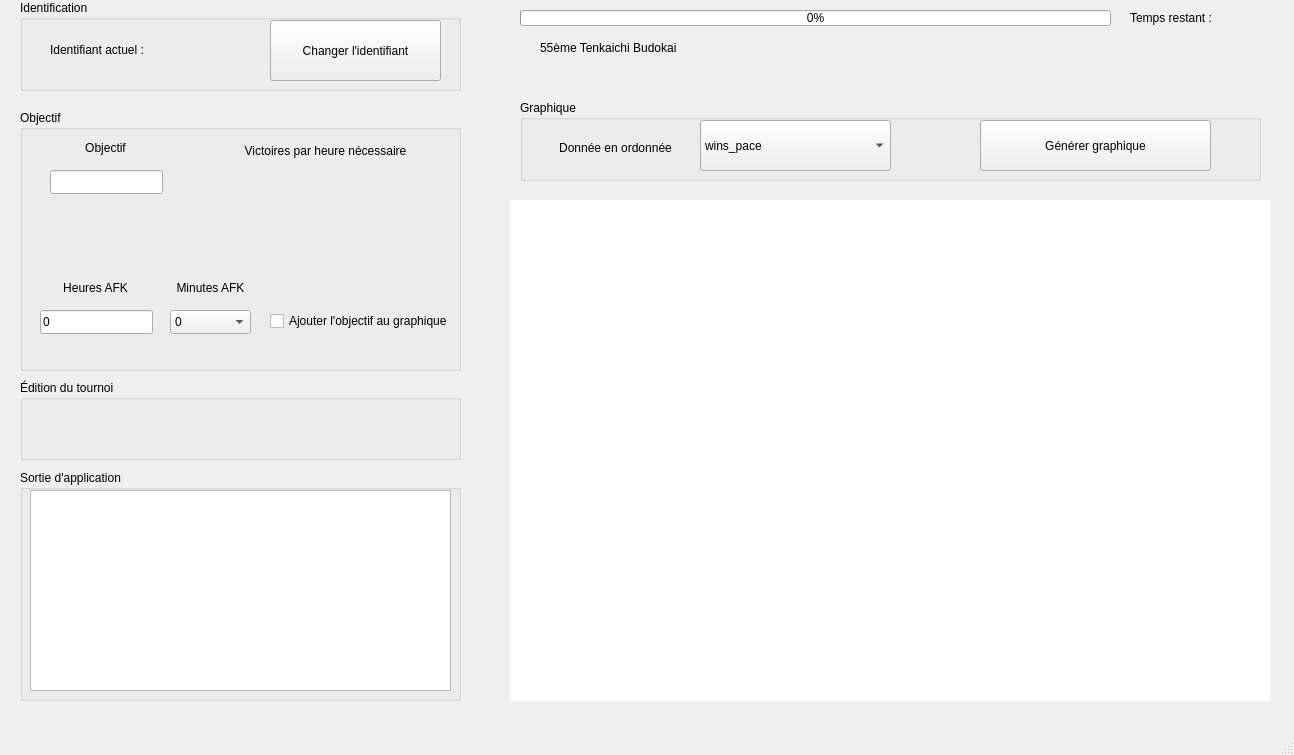
Before: the Qt Designer form mainwindow.ui in darkruss48/Polar, drawn with Qt 5.
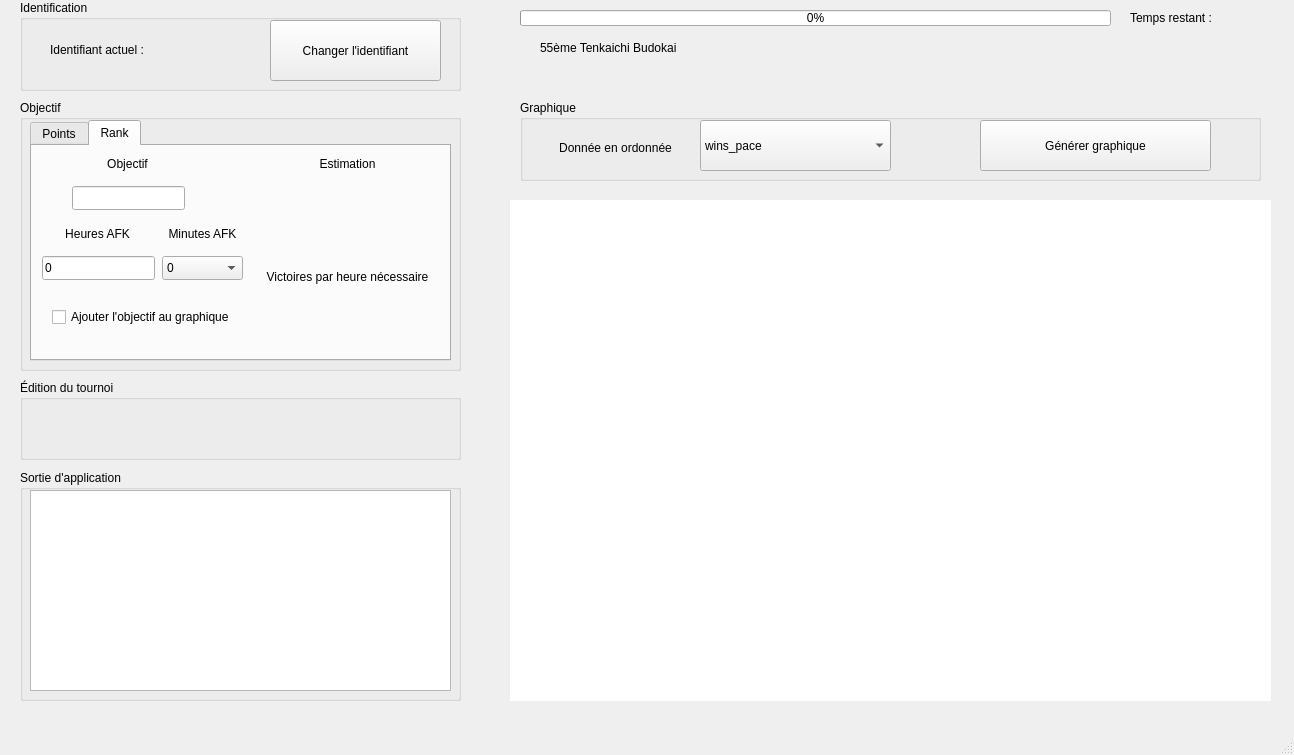
After: the same form once the commit is applied. The open tabs and pages were chosen to show the change.

Commit message: v1.4.0 ; added rank estimation on main page ; added LICENSE & update README

The edit to the form file:
```diff
--- a/mainwindow.ui
+++ b/mainwindow.ui
@@ -43,9 +43,9 @@
     <property name="geometry">
      <rect>
       <x>20</x>
-      <y>110</y>
+      <y>100</y>
       <width>441</width>
-      <height>261</height>
+      <height>271</height>
      </rect>
     </property>
     <property name="autoFillBackground">
@@ -54,170 +54,371 @@
     <property name="title">
      <string>Objectif</string>
     </property>
-    <widget class="QLabel" name="label_4">
+    <widget class="QTabWidget" name="tabWidget">
      <property name="geometry">
       <rect>
-       <x>40</x>
-       <y>170</y>
-       <width>71</width>
-       <height>16</height>
+       <x>10</x>
+       <y>20</y>
+       <width>421</width>
+       <height>241</height>
       </rect>
      </property>
-     <property name="text">
-      <string>Heures AFK</string>
+     <property name="currentIndex">
+      <number>0</number>
      </property>
-     <property name="alignment">
-      <set>Qt::AlignmentFlag::AlignCenter</set>
-     </property>
-    </widget>
-    <widget class="QLabel" name="label_5">
-     <property name="geometry">
-      <rect>
-       <x>50</x>
-       <y>30</y>
-       <width>71</width>
-       <height>16</height>
-      </rect>
-     </property>
-     <property name="text">
-      <string>Objectif</string>
-     </property>
-     <property name="alignment">
-      <set>Qt::AlignmentFlag::AlignCenter</set>
-     </property>
-    </widget>
-    <widget class="QLineEdit" name="lineEdit_goal">
-     <property name="geometry">
-      <rect>
-       <x>30</x>
-       <y>60</y>
-       <width>113</width>
-       <height>24</height>
-      </rect>
-     </property>
-     <property name="frame">
-      <bool>true</bool>
-     </property>
-    </widget>
-    <widget class="QLineEdit" name="lineEdit_afk">
-     <property name="geometry">
-      <rect>
-       <x>20</x>
-       <y>200</y>
-       <width>113</width>
-       <height>24</height>
-      </rect>
-     </property>
-     <property name="text">
-      <string notr="true">0</string>
-     </property>
-    </widget>
-    <widget class="QLabel" name="label_afk_minutes">
-     <property name="geometry">
-      <rect>
-       <x>150</x>
-       <y>170</y>
-       <width>81</width>
-       <height>16</height>
-      </rect>
-     </property>
-     <property name="text">
-      <string>Minutes AFK</string>
-     </property>
-     <property name="alignment">
-      <set>Qt::AlignmentFlag::AlignCenter</set>
-     </property>
-    </widget>
-    <widget class="QComboBox" name="combo_afk_minutes">
-     <property name="geometry">
-      <rect>
-       <x>150</x>
-       <y>200</y>
-       <width>81</width>
-       <height>24</height>
-      </rect>
-     </property>
-     <item>
-      <property name="text">
-       <string>0</string>
-      </property>
-     </item>
-     <item>
-      <property name="text">
-       <string>15</string>
-      </property>
-     </item>
-     <item>
-      <property name="text">
-       <string>30</string>
-      </property>
-     </item>
-     <item>
-      <property name="text">
-       <string>45</string>
-      </property>
-     </item>
-    </widget>
-    <widget class="QCheckBox" name="checkBox">
-     <property name="enabled">
-      <bool>true</bool>
-     </property>
-     <property name="geometry">
-      <rect>
-       <x>250</x>
-       <y>200</y>
-       <width>191</width>
-       <height>22</height>
-      </rect>
-     </property>
-     <property name="text">
-      <string>Ajouter l'objectif au graphique</string>
-     </property>
-    </widget>
-    <widget class="QLabel" name="label_6">
-     <property name="geometry">
-      <rect>
-       <x>220</x>
-       <y>30</y>
-       <width>171</width>
-       <height>21</height>
-      </rect>
-     </property>
-     <property name="text">
-      <string>Victoires par heure nécessaire</string>
-     </property>
-     <property name="alignment">
-      <set>Qt::AlignmentFlag::AlignCenter</set>
-     </property>
-    </widget>
-    <widget class="QLabel" name="label_win_pace">
-     <property name="geometry">
-      <rect>
-       <x>250</x>
-       <y>60</y>
-       <width>111</width>
-       <height>61</height>
-      </rect>
-     </property>
-     <property name="text">
-      <string/>
-     </property>
-    </widget>
-    <widget class="QLabel" name="label_7">
-     <property name="geometry">
-      <rect>
-       <x>220</x>
-       <y>120</y>
-       <width>171</width>
-       <height>61</height>
-      </rect>
-     </property>
-     <property name="text">
-      <string/>
-     </property>
-     <property name="alignment">
-      <set>Qt::AlignmentFlag::AlignCenter</set>
-     </property>
+     <widget class="QWidget" name="tab">
+      <attribute name="title">
+       <string>Points</string>
+      </attribute>
+      <widget class="QComboBox" name="combo_afk_minutes">
+       <property name="geometry">
+        <rect>
+         <x>140</x>
+         <y>180</y>
+         <width>81</width>
+         <height>24</height>
+        </rect>
+       </property>
+       <item>
+        <property name="text">
+         <string>0</string>
+        </property>
+       </item>
+       <item>
+        <property name="text">
+         <string>15</string>
+        </property>
+       </item>
+       <item>
+        <property name="text">
+         <string>30</string>
+        </property>
+       </item>
+       <item>
+        <property name="text">
+         <string>45</string>
+        </property>
+       </item>
+      </widget>
+      <widget class="QLabel" name="label_win_pace">
+       <property name="geometry">
+        <rect>
+         <x>240</x>
+         <y>40</y>
+         <width>111</width>
+         <height>61</height>
+        </rect>
+       </property>
+       <property name="text">
+        <string/>
+       </property>
+      </widget>
+      <widget class="QLabel" name="label_6">
+       <property name="geometry">
+        <rect>
+         <x>210</x>
+         <y>10</y>
+         <width>171</width>
+         <height>21</height>
+        </rect>
+       </property>
+       <property name="text">
+        <string>Victoires par heure nécessaire</string>
+       </property>
+       <property name="alignment">
+        <set>Qt::AlignmentFlag::AlignCenter</set>
+       </property>
+      </widget>
+      <widget class="QCheckBox" name="checkBox">
+       <property name="enabled">
+        <bool>true</bool>
+       </property>
+       <property name="geometry">
+        <rect>
+         <x>230</x>
+         <y>180</y>
+         <width>191</width>
+         <height>22</height>
+        </rect>
+       </property>
+       <property name="text">
+        <string>Ajouter l'objectif au graphique</string>
+       </property>
+      </widget>
+      <widget class="QLineEdit" name="lineEdit_afk">
+       <property name="geometry">
+        <rect>
+         <x>10</x>
+         <y>180</y>
+         <width>113</width>
+         <height>24</height>
+        </rect>
+       </property>
+       <property name="text">
+        <string notr="true">0</string>
+       </property>
+      </widget>
+      <widget class="QLabel" name="label_5">
+       <property name="geometry">
+        <rect>
+         <x>40</x>
+         <y>10</y>
+         <width>71</width>
+         <height>16</height>
+        </rect>
+       </property>
+       <property name="text">
+        <string>Objectif</string>
+       </property>
+       <property name="alignment">
+        <set>Qt::AlignmentFlag::AlignCenter</set>
+       </property>
+      </widget>
+      <widget class="QLabel" name="label_7">
+       <property name="geometry">
+        <rect>
+         <x>210</x>
+         <y>110</y>
+         <width>171</width>
+         <height>61</height>
+        </rect>
+       </property>
+       <property name="text">
+        <string/>
+       </property>
+       <property name="alignment">
+        <set>Qt::AlignmentFlag::AlignCenter</set>
+       </property>
+      </widget>
+      <widget class="QLabel" name="label_4">
+       <property name="geometry">
+        <rect>
+         <x>30</x>
+         <y>150</y>
+         <width>71</width>
+         <height>16</height>
+        </rect>
+       </property>
+       <property name="text">
+        <string>Heures AFK</string>
+       </property>
+       <property name="alignment">
+        <set>Qt::AlignmentFlag::AlignCenter</set>
+       </property>
+      </widget>
+      <widget class="QLineEdit" name="lineEdit_goal">
+       <property name="geometry">
+        <rect>
+         <x>20</x>
+         <y>40</y>
+         <width>113</width>
+         <height>24</height>
+        </rect>
+       </property>
+       <property name="frame">
+        <bool>true</bool>
+       </property>
+      </widget>
+      <widget class="QLabel" name="label_afk_minutes">
+       <property name="geometry">
+        <rect>
+         <x>140</x>
+         <y>150</y>
+         <width>81</width>
+         <height>16</height>
+        </rect>
+       </property>
+       <property name="text">
+        <string>Minutes AFK</string>
+       </property>
+       <property name="alignment">
+        <set>Qt::AlignmentFlag::AlignCenter</set>
+       </property>
+      </widget>
+     </widget>
+     <widget class="QWidget" name="tab_2">
+      <attribute name="title">
+       <string>Rank</string>
+      </attribute>
+      <widget class="QLineEdit" name="lineEdit_afk_2">
+       <property name="geometry">
+        <rect>
+         <x>10</x>
+         <y>110</y>
+         <width>113</width>
+         <height>24</height>
+        </rect>
+       </property>
+       <property name="text">
+        <string notr="true">0</string>
+       </property>
+      </widget>
+      <widget class="QLabel" name="label_afk_minutes_2">
+       <property name="geometry">
+        <rect>
+         <x>130</x>
+         <y>80</y>
+         <width>81</width>
+         <height>16</height>
+        </rect>
+       </property>
+       <property name="text">
+        <string>Minutes AFK</string>
+       </property>
+       <property name="alignment">
+        <set>Qt::AlignmentFlag::AlignCenter</set>
+       </property>
+      </widget>
+      <widget class="QComboBox" name="combo_afk_minutes_2">
+       <property name="geometry">
+        <rect>
+         <x>130</x>
+         <y>110</y>
+         <width>81</width>
+         <height>24</height>
+        </rect>
+       </property>
+       <item>
+        <property name="text">
+         <string>0</string>
+        </property>
+       </item>
+       <item>
+        <property name="text">
+         <string>15</string>
+        </property>
+       </item>
+       <item>
+        <property name="text">
+         <string>30</string>
+        </property>
+       </item>
+       <item>
+        <property name="text">
+         <string>45</string>
+        </property>
+       </item>
+      </widget>
+      <widget class="QLineEdit" name="lineEdit_goal_2">
+       <property name="geometry">
+        <rect>
+         <x>40</x>
+         <y>40</y>
+         <width>113</width>
+         <height>24</height>
+        </rect>
+       </property>
+       <property name="frame">
+        <bool>true</bool>
+       </property>
+      </widget>
+      <widget class="QLabel" name="label_9">
+       <property name="geometry">
+        <rect>
+         <x>60</x>
+         <y>10</y>
+         <width>71</width>
+         <height>16</height>
+        </rect>
+       </property>
+       <property name="text">
+        <string>Objectif</string>
+       </property>
+       <property name="alignment">
+        <set>Qt::AlignmentFlag::AlignCenter</set>
+       </property>
+      </widget>
+      <widget class="QLabel" name="label_10">
+       <property name="geometry">
+        <rect>
+         <x>30</x>
+         <y>80</y>
+         <width>71</width>
+         <height>16</height>
+        </rect>
+       </property>
+       <property name="text">
+        <string>Heures AFK</string>
+       </property>
+       <property name="alignment">
+        <set>Qt::AlignmentFlag::AlignCenter</set>
+       </property>
+      </widget>
+      <widget class="QCheckBox" name="checkBox_2">
+       <property name="enabled">
+        <bool>true</bool>
+       </property>
+       <property name="geometry">
+        <rect>
+         <x>20</x>
+         <y>160</y>
+         <width>191</width>
+         <height>22</height>
+        </rect>
+       </property>
+       <property name="text">
+        <string>Ajouter l'objectif au graphique</string>
+       </property>
+      </widget>
+      <widget class="QLabel" name="label_11">
+       <property name="geometry">
+        <rect>
+         <x>280</x>
+         <y>10</y>
+         <width>71</width>
+         <height>16</height>
+        </rect>
+       </property>
+       <property name="text">
+        <string>Estimation</string>
+       </property>
+       <property name="alignment">
+        <set>Qt::AlignmentFlag::AlignCenter</set>
+       </property>
+      </widget>
+      <widget class="QLabel" name="label_12">
+       <property name="geometry">
+        <rect>
+         <x>230</x>
+         <y>120</y>
+         <width>171</width>
+         <height>21</height>
+        </rect>
+       </property>
+       <property name="text">
+        <string>Victoires par heure nécessaire</string>
+       </property>
+       <property name="alignment">
+        <set>Qt::AlignmentFlag::AlignCenter</set>
+       </property>
+      </widget>
+      <widget class="QLabel" name="label_win_pace_rank">
+       <property name="geometry">
+        <rect>
+         <x>250</x>
+         <y>150</y>
+         <width>131</width>
+         <height>51</height>
+        </rect>
+       </property>
+       <property name="text">
+        <string/>
+       </property>
+      </widget>
+      <widget class="QLabel" name="label_estimation_rank">
+       <property name="geometry">
+        <rect>
+         <x>240</x>
+         <y>30</y>
+         <width>151</width>
+         <height>81</height>
+        </rect>
+       </property>
+       <property name="text">
+        <string/>
+       </property>
+      </widget>
+     </widget>
     </widget>
    </widget>
    <widget class="QProgressBar" name="progressBar">
```
The commit also changes 9 other files.
